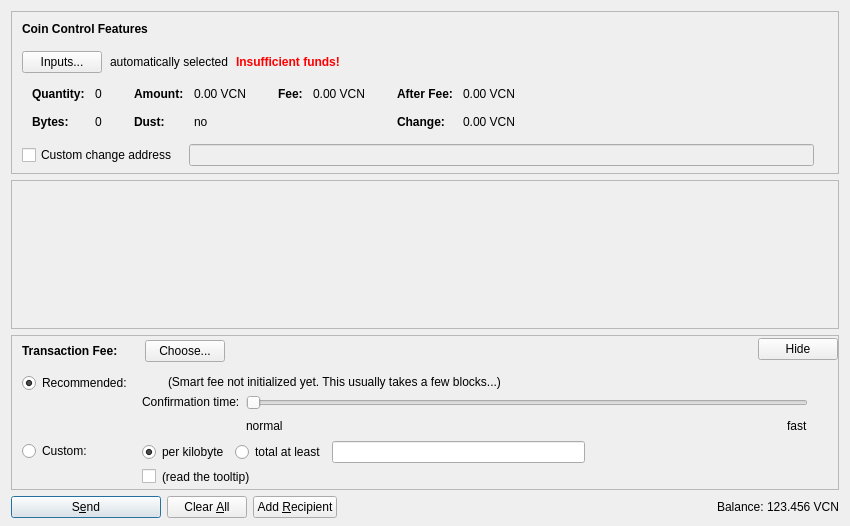
The window that src/qt/forms/sendcoinsdialog.ui (gjhiggins/vcoincore) describes before a commit, drawn with Qt 5.
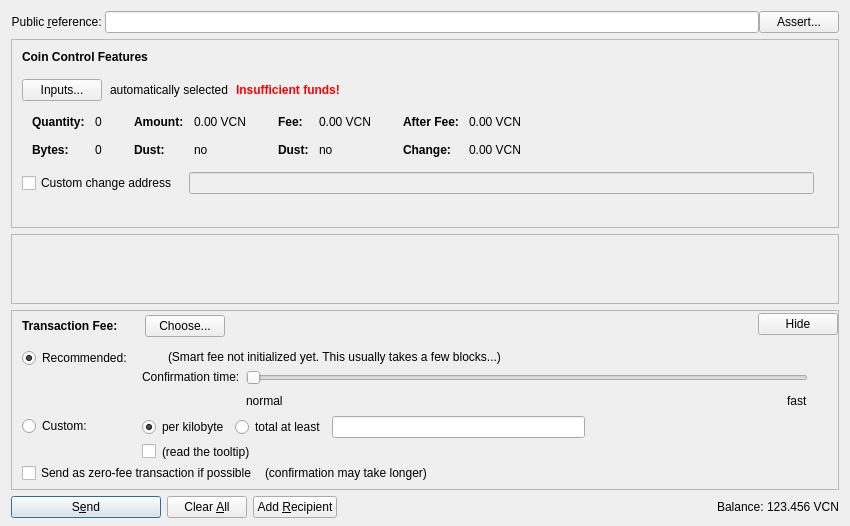
The same window after the commit. Icons and pictures are not drawn. Custom widgets are drawn as their Qt base class.

Commit message: OP_RETURN inscriptions, integrated into “Send coins” tab

Patch:
```diff
--- a/src/qt/forms/sendcoinsdialog.ui
+++ b/src/qt/forms/sendcoinsdialog.ui
@@ -13,10 +13,50 @@
   <property name="windowTitle">
    <string>Send Coins</string>
   </property>
-  <layout class="QVBoxLayout" name="verticalLayout" stretch="0,1,0,0">
+  <layout class="QVBoxLayout" name="verticalLayout" stretch="0,1,0,0,0">
    <property name="bottomMargin">
     <number>8</number>
    </property>
+   <item>
+    <layout class="QHBoxLayout" name="horizontalLayoutTxComment">
+     <property name="spacing">
+      <number>0</number>
+     </property>
+     <item>
+      <widget class="QLabel" name="labelTxComment">
+       <property name="text">
+        <string>Public &amp;reference: </string>
+       </property>
+       <property name="alignment">
+        <set>Qt::AlignLeading|Qt::AlignLeft|Qt::AlignRight|Qt::AlignTrailing|Qt::AlignVCenter</set>
+       </property>
+       <property name="buddy">
+        <cstring>editTxComment</cstring>
+       </property>
+      </widget>
+     </item>
+     <item>
+      <widget class="QValidatedLineEdit" name="editTxComment" native="true">
+       <property name="enabled">
+        <bool>true</bool>
+       </property>
+       <property name="toolTip">
+        <string>Inscribe a public reference</string>
+       </property>
+      </widget>
+     </item>
+     <item>
+      <widget class="QPushButton" name="pushButtonServices">
+       <property name="styleSheet">
+        <string notr="true"/>
+       </property>
+       <property name="text">
+        <string>Assert...</string>
+       </property>
+      </widget>
+     </item>
+    </layout>
+   </item>
    <item>
     <widget class="QFrame" name="frameCoinControl">
      <property name="sizePolicy">
@@ -411,6 +451,35 @@
                  </property>
                 </widget>
                </item>
+               <item row="1" column="0">
+                <widget class="QLabel" name="labelCoinControlLowOutputText">
+                 <property name="font">
+                  <font>
+                   <weight>75</weight>
+                   <bold>true</bold>
+                  </font>
+                 </property>
+                 <property name="text">
+                  <string>Dust:</string>
+                 </property>
+                </widget>
+               </item>
+               <item row="1" column="1">
+                <widget class="QLabel" name="labelCoinControlLowOutput">
+                 <property name="cursor">
+                  <cursorShape>IBeamCursor</cursorShape>
+                 </property>
+                 <property name="contextMenuPolicy">
+                  <enum>Qt::ActionsContextMenu</enum>
+                 </property>
+                 <property name="text">
+                  <string notr="true">no</string>
+                 </property>
+                 <property name="textInteractionFlags">
+                  <set>Qt::LinksAccessibleByMouse|Qt::TextSelectableByKeyboard|Qt::TextSelectableByMouse</set>
+                 </property>
+                </widget>
+               </item>
              </layout>
              </item>
              <item>
@@ -1138,6 +1207,59 @@
              </item>
             </layout>
            </item>
+           <item>
+            <layout class="QHBoxLayout" name="horizontalLayoutFee5" stretch="0,0,0">
+             <property name="spacing">
+              <number>8</number>
+             </property>
+             <property name="bottomMargin">
+              <number>4</number>
+             </property>
+             <item>
+              <widget class="QCheckBox" name="checkBoxFreeTx">
+               <property name="text">
+                <string>Send as zero-fee transaction if possible</string>
+               </property>
+              </widget>
+             </item>
+             <item>
+              <widget class="QLabel" name="labelFreeTx">
+               <property name="text">
+                <string>(confirmation may take longer)</string>
+               </property>
+               <property name="margin">
+                <number>5</number>
+               </property>
+              </widget>
+             </item>
+             <item>
+              <spacer name="horizontalSpacerFee5">
+               <property name="orientation">
+                <enum>Qt::Horizontal</enum>
+               </property>
+               <property name="sizeHint" stdset="0">
+                <size>
+                 <width>1</width>
+                 <height>1</height>
+                </size>
+               </property>
+              </spacer>
+             </item>
+            </layout>
+           </item>
+           <item>
+            <spacer name="verticalSpacerFee2">
+             <property name="orientation">
+              <enum>Qt::Vertical</enum>
+             </property>
+             <property name="sizeHint" stdset="0">
+              <size>
+               <width>1</width>
+               <height>1</height>
+              </size>
+             </property>
+            </spacer>
+           </item>
           </layout>
          </widget>
         </item>
```
The commit also changes 18 other files.
